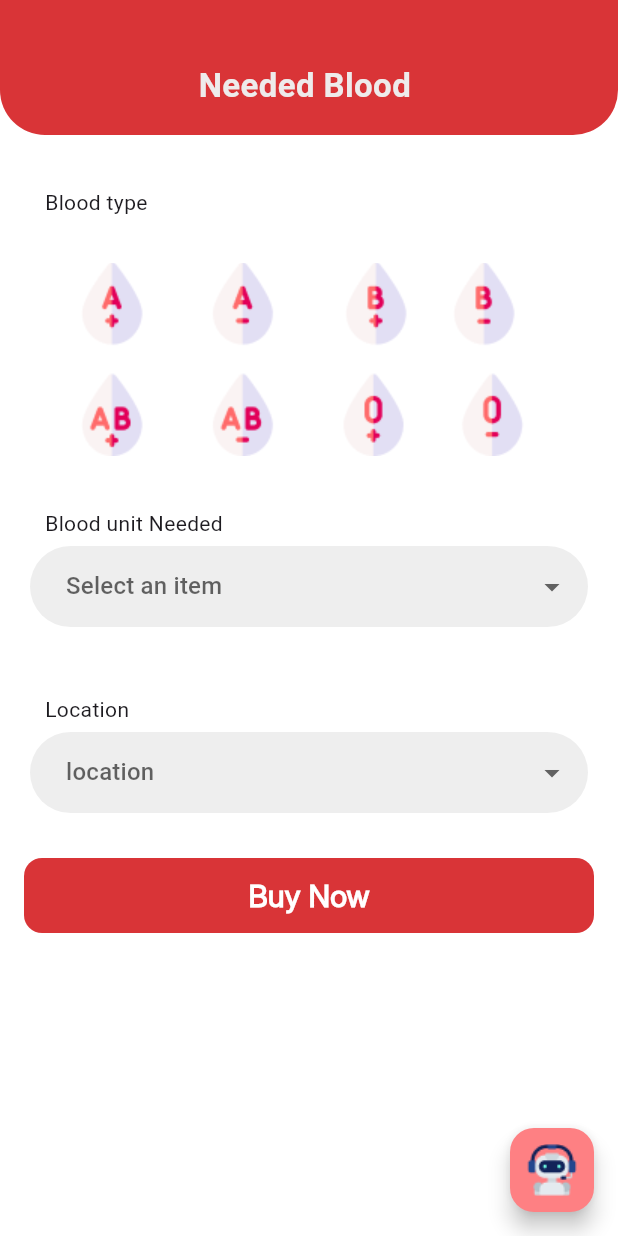
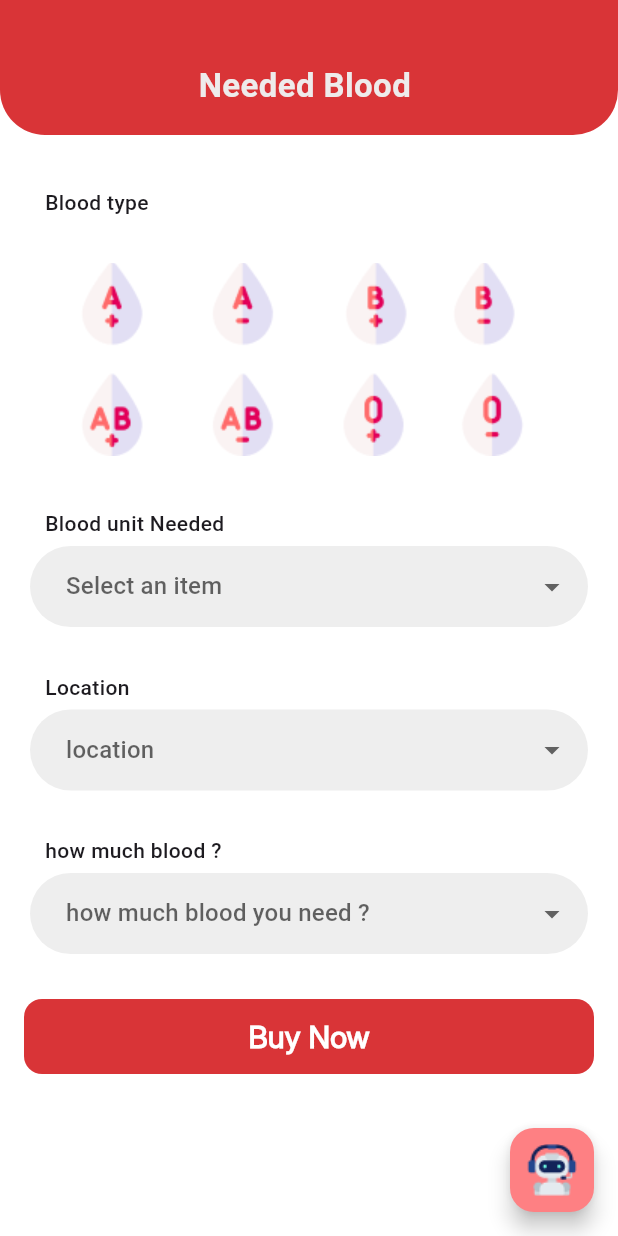
Before and after one commit to AhmedOmran22/blood-bank-ahmed-mostafa, a Flutter app: the CustomNeededBlood screen opened by its route, on a phone screen of 412 x 824 dp. Run offline on Flutter 3.47's test engine with Material 3 defaults, Android fonts, the phone set to English and light mode, and no system bars; our stand-ins replace cloud_firestore, dartz, dots_indicator, firebase_auth, firebase_core, flutter_bloc and 3 more; accounts and stored records are empty.

Commit message:
edit some points

```diff
--- a/lib/features/home/presentation/views/widgets/blood_bank_view.dart
+++ b/lib/features/home/presentation/views/widgets/blood_bank_view.dart
@@ -17,7 +17,7 @@ class BloodBanks extends StatelessWidget {
         leading: Builder(
           builder: (BuildContext context) {
             return IconButton(
-              icon: const Icon(Icons.menu_open),
+              icon: const Icon(Icons.menu_sharp),
               onPressed: () {
                 Scaffold.of(context).openDrawer();
               },
@@ -29,7 +29,10 @@ class BloodBanks extends StatelessWidget {
       body: Column(
         children: [
           Padding(
-            padding: const EdgeInsets.symmetric(vertical: 20, horizontal: 40),
+            padding: const EdgeInsets.symmetric(
+              vertical: 20,
+              horizontal: 40,
+            ),
             child: Image.asset(AppAssets.imagesthinkher),
           ),
           Row(
@@ -37,17 +40,17 @@ class BloodBanks extends StatelessWidget {
             children: [
               CustomContainer(
                 imagePath: AppAssets.banks,
-                text: 'Blood Bank Smouha',
+                text: 'Blood Bank\n Smouha',
                 ontab: () {
                   Navigator.pushNamed(context, RoutesName.allneeds);
                 },
               ),
               const SizedBox(
-                width: 60,
+                width: 30,
               ),
               CustomContainer(
                 imagePath: AppAssets.banks,
-                text: 'Blood Bank Alexandria',
+                text: 'Blood Bank\n Alexandria',
                 ontab: () {
                   Navigator.pushNamed(context, RoutesName.allneeds);
                 },
@@ -55,24 +58,24 @@ class BloodBanks extends StatelessWidget {
             ],
           ),
           const SizedBox(
-            height: 50,
+            height: 30,
           ),
           Row(
             mainAxisAlignment: MainAxisAlignment.center,
             children: [
               CustomContainer(
                 imagePath: AppAssets.banks,
-                text: 'Blood Bank Manshiya',
+                text: 'Blood Bank\n Manshiya',
                 ontab: () {
                   Navigator.pushNamed(context, RoutesName.allneeds);
                 },
               ),
               const SizedBox(
-                width: 60,
+                width: 30,
               ),
               CustomContainer(
                 imagePath: AppAssets.banks,
-                text: 'Blood Bank Mandara',
+                text: 'Blood Bank\n Mandara',
                 ontab: () {
                   Navigator.pushNamed(context, RoutesName.allneeds);
                 },
--- a/lib/features/home/presentation/views/widgets/custom_needed _Blood.dart
+++ b/lib/features/home/presentation/views/widgets/custom_needed _Blood.dart
@@ -23,7 +23,7 @@ class CustomNeededBlood extends StatelessWidget {
               padding: EdgeInsets.only(top: 35, left: 30),
               child: Text(
                 'Blood type',
-                style: TextStyle(fontWeight: FontWeight.w400, fontSize: 14),
+                style: TextStyle(fontWeight: FontWeight.w500, fontSize: 14),
               ),
             ),
             Padding(
@@ -34,7 +34,7 @@ class CustomNeededBlood extends StatelessWidget {
               padding: EdgeInsets.only(top: 35, left: 30),
               child: Text(
                 'Blood unit Needed',
-                style: TextStyle(fontWeight: FontWeight.w400, fontSize: 14),
+                style: TextStyle(fontWeight: FontWeight.w500, fontSize: 14),
               ),
             ),
             CustomDropdown(
@@ -42,15 +42,16 @@ class CustomNeededBlood extends StatelessWidget {
               onChanged: (value) {},
             ),
             const Padding(
-              padding: EdgeInsets.only(top: 35, left: 30),
+              padding: EdgeInsets.only(top: 20, left: 30),
               child: Text(
                 'Location',
                 style: TextStyle(
-                  fontWeight: FontWeight.w400,
+                  fontWeight: FontWeight.w500,
                   fontSize: 14,
                 ),
               ),
             ),
+
             CustomDropdown(
               hintText: 'location',
               items: const [
@@ -58,6 +59,27 @@ class CustomNeededBlood extends StatelessWidget {
                 'Blood Bank  Alexandria',
                 'Blood Bank Manshiya',
                 'Blood Bank Mandara',
+              ],
+              onChanged: (value) {},
+            ),
+            const Padding(
+              padding: EdgeInsets.only(top: 20, left: 30),
+              child: Text(
+                'how much blood ?',
+                style: TextStyle(
+                  fontWeight: FontWeight.w500,
+                  fontSize: 14,
+                ),
+              ),
+            ),
+
+            CustomDropdown(
+              hintText: 'how much blood you need ?',
+              items: const [
+                '1 bag',
+                '2 bag',
+                '3 bag ',
+                '4 bag',
               ],
               onChanged: (value) {},
             ),
--- a/lib/features/home/presentation/views/widgets/home_view_body.dart
+++ b/lib/features/home/presentation/views/widgets/home_view_body.dart
@@ -7,8 +7,7 @@ class HomeViewBody extends StatelessWidget {
 
   @override
   Widget build(BuildContext context) {
-    return Scaffold(
-      body: Padding(
+    return Padding(
       padding: const EdgeInsets.only(top: 60),
       child: Column(
         crossAxisAlignment: CrossAxisAlignment.start,
@@ -31,7 +30,6 @@ class HomeViewBody extends StatelessWidget {
           ),
         ],
       ),
-      ),
     );
   }
 }
```
Also changed, not shown: lib/features/home/presentation/views/home_view.dart (+17 -2 lines), lib/features/home/presentation/views/widgets/allneeds_view.dart (+13 -3 lines), lib/features/home/presentation/views/widgets/custom_needed_plasma .dart (+27 -2 lines). Lines whose indentation alone changed are shown as unchanged.
